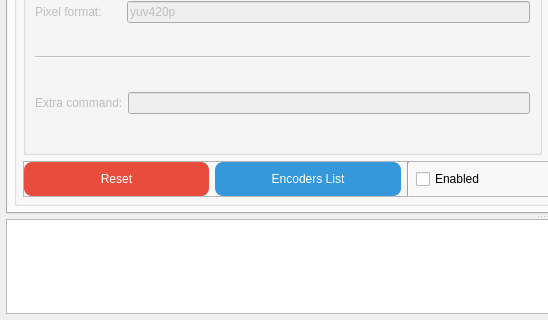
This is SRC/Waifu2x-Extension-QT/mainwindow.ui in AaronFeng753/Waifu2x-Extension-GUI as Qt 5 draws it before an edit; both pictures show x 0 to 548 and y 405 to 725 of the 1089 by 725 pixel window. The edited form follows.
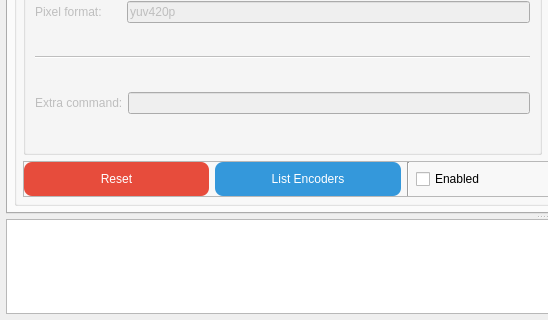
This is the edited form. The open tabs and pages were chosen to show the change. Icons and pictures are not drawn.

Commit message: English localization fixes

The edit to the form file:
```diff
--- a/SRC/Waifu2x-Extension-QT/mainwindow.ui
+++ b/SRC/Waifu2x-Extension-QT/mainwindow.ui
@@ -6958,7 +6958,7 @@
 }</string>
                  </property>
                  <property name="text">
-                  <string>Encoders List</string>
+                  <string>List Encoders</string>
                  </property>
                 </widget>
                </item>
```
Left out of the diff: 10 changed lines with no effect on the pictures. The commit also changes 2 other files.
